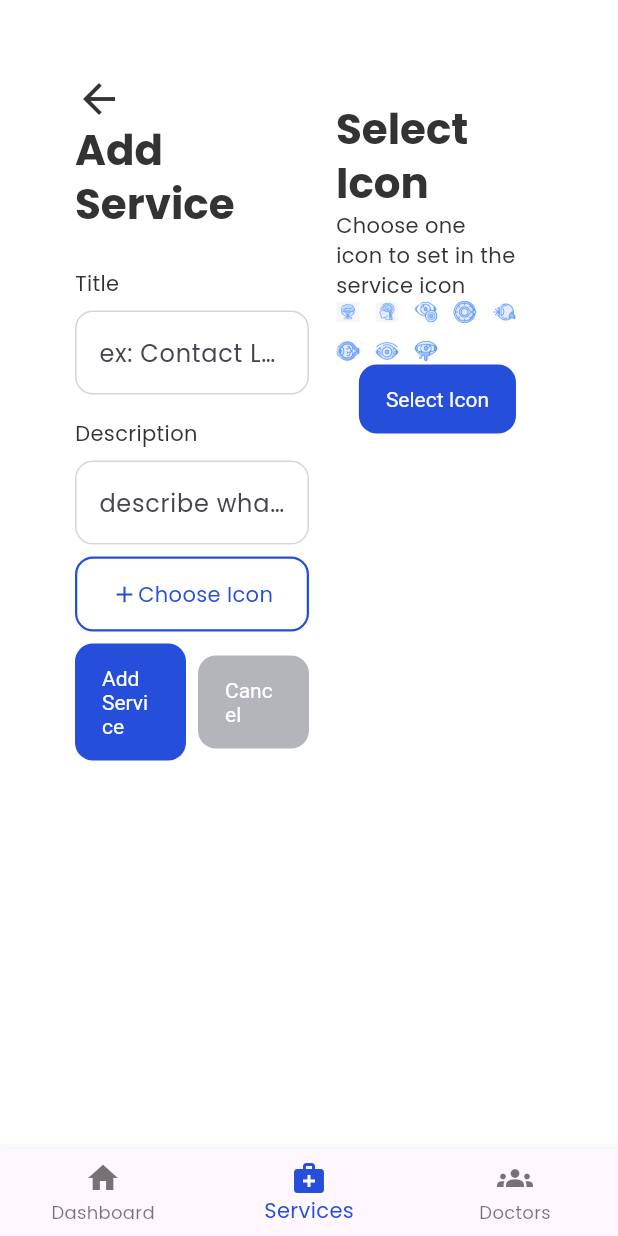
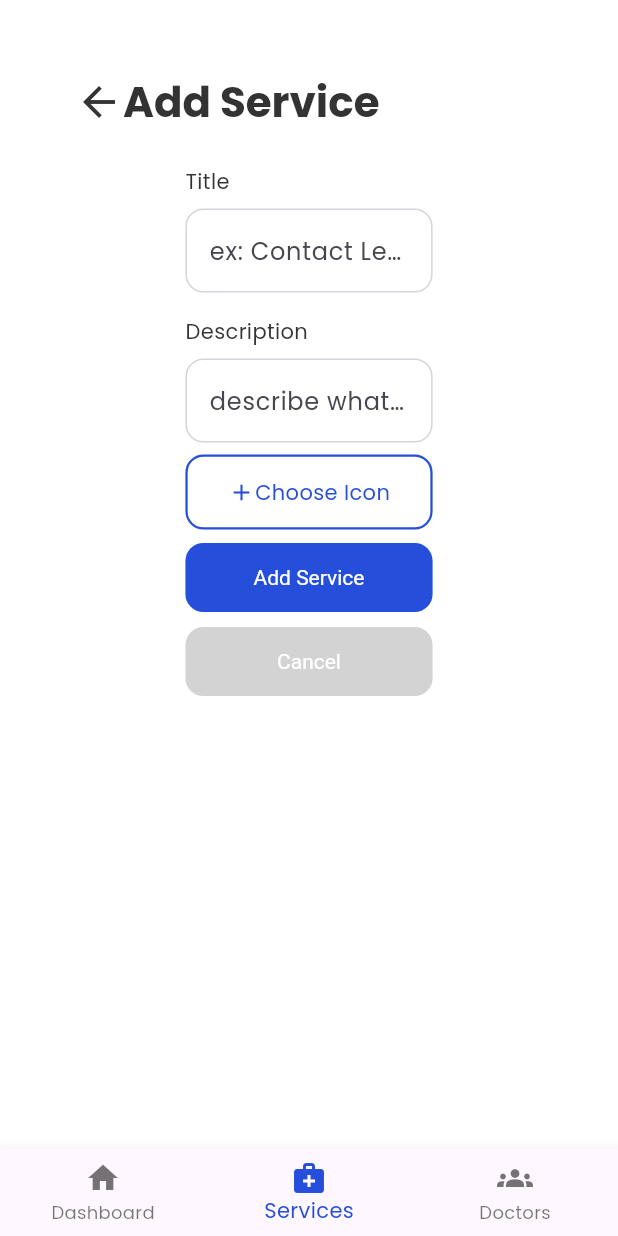
Before and after one commit to Isagani-lapira/Eye-Optical, a Flutter app: the screen it shows after launch, item 2 of the bottom bar chosen, after a tap on "Add Service", on a phone screen of 412 x 824 dp. Run offline on Flutter 3.47's test engine with Material 3 defaults, Android fonts, the phone set to English and light mode, and no system bars; our stand-ins replace cloud_firestore, firebase_auth, firebase_core, fl_chart; accounts and stored records are empty.

Commit message:
Add: Service icon selection and refractor service add content

```diff
--- a/eyeoptic_app/lib/screen/admin/tabs/service content/addservicetab.dart
+++ b/eyeoptic_app/lib/screen/admin/tabs/service content/addservicetab.dart
@@ -1,34 +1,35 @@
 import 'package:eyeoptic_app/provider/servicetabprovider.dart';
 import 'package:eyeoptic_app/theme/colors.dart';
-import 'package:eyeoptic_app/utils/const.dart';
 import 'package:eyeoptic_app/widget/addcancelwidget.dart';
+import 'package:eyeoptic_app/widget/alertdialog.dart';
 import 'package:eyeoptic_app/widget/iconwithtext.dart';
 import 'package:eyeoptic_app/widget/outlinebutton.dart';
 import 'package:eyeoptic_app/widget/textfield.dart';
 import 'package:flutter/material.dart';
 import 'package:provider/provider.dart';
 
-class AddService extends StatelessWidget {
+class AddService extends StatefulWidget {
   const AddService({super.key});
 
   @override
-  Widget build(BuildContext context) {
-    return Row(
-      children: [
-        leftSidePanel(context),
-        iconPanel(context),
-      ],
-    );
+  State<AddService> createState() => _AddServiceState();
 }
 
-  Widget leftSidePanel(context) {
+class _AddServiceState extends State<AddService> {
+  String _serviceName = '';
+  String _description = '';
+  String _iconName = '';
+
+  @override
+  Widget build(BuildContext context) {
     var provider = Provider.of<ServiceTabProvider>(context, listen: false);
-    return Expanded(
-      flex: 1,
+    return SingleChildScrollView(
+      child: Center(
         child: Column(
-        crossAxisAlignment: CrossAxisAlignment.stretch,
           children: [
-          GestureDetector(
+            Align(
+              alignment: Alignment.topLeft,
+              child: GestureDetector(
                 onTap: () => provider.toggleDisplay(),
                 child: const IconText(
                   color: AppColor.textColor,
@@ -37,61 +38,53 @@ class AddService extends StatelessWidget {
                   isHeadlinerText: true,
                 ),
               ),
+            ),
             const SizedBox(height: 25.0),
             CustomField(
               labelTxt: 'Title',
               hint: 'ex: Contact Lens',
-            onChange: () {},
+              onChange: (value) => _serviceName = value,
             ),
             const SizedBox(height: 8.0),
             CustomField(
               labelTxt: 'Description',
               hint: 'describe what this service',
-            onChange: () {},
+              onChange: (value) => _description = value,
             ),
-          OutlinedIconTextButton(onTap: () {}, text: 'Choose Icon'),
+            SizedBox(
+              width: MediaQuery.of(context).size.width * 0.40,
+              child: OutlinedIconTextButton(
+                  onTap: () => _displayIconSelection(
+                      context, (icon) => _iconName = icon),
+                  text: 'Choose Icon'),
+            ),
             const SizedBox(height: 8.0),
-          const AddCancel()
-        ],
-      ),
-    );
-  }
-
-  Widget iconPanel(BuildContext context) {
-    return Expanded(
-      flex: 1,
-      child: Padding(
-        padding: const EdgeInsets.all(18.0),
-        child: Column(
-          crossAxisAlignment: CrossAxisAlignment.start,
-          children: [
-            Text('Select Icon',
-                style: Theme.of(context).textTheme.headlineMedium),
-            const Text('Choose one icon to set in the service icon'),
-            GridView.count(
-              shrinkWrap: true,
-              physics: const NeverScrollableScrollPhysics(),
-              crossAxisCount: 5,
-              mainAxisSpacing: 10.0,
-              crossAxisSpacing: 10.0,
-              children: List.generate(
-                kServiceIcons.length,
-                (index) => Image.asset(
-                  'img/service_default_icons/${kServiceIcons[index]}',
-                  fit: BoxFit.contain,
-                ),
-              ),
-            ),
-            Align(
-              alignment: Alignment.centerRight,
-              child: TextButton(
-                onPressed: () {},
-                child: const Text('Select Icon'),
-              ),
+            AddCancel(
+              onPositiveTap: () {
+                if (_serviceName.isNotEmpty &&
+                    _description.isNotEmpty &&
+                    _iconName.isNotEmpty) {
+                } else
+                  print('incomplete');
+              },
             )
           ],
         ),
       ),
     );
   }
+
+  void _displayIconSelection(
+    BuildContext context,
+    Function(String) selectedIcon,
+  ) {
+    showDialog(
+      context: context,
+      builder: (c) {
+        return IconAlert(
+          onPositiveSelected: (icon) => selectedIcon(icon),
+        );
+      },
+    );
   }
+}
--- a/eyeoptic_app/lib/widget/addcancelwidget.dart
+++ b/eyeoptic_app/lib/widget/addcancelwidget.dart
@@ -1,32 +1,35 @@
-import 'package:eyeoptic_app/theme/colors.dart';
 import 'package:flutter/material.dart';
 
 class AddCancel extends StatelessWidget {
-  const AddCancel({super.key});
+  final Function? onPositiveTap;
+  final Function? onNegativeTap;
+  const AddCancel({
+    super.key,
+    this.onPositiveTap,
+    this.onNegativeTap,
+  });
 
   @override
   Widget build(BuildContext context) {
-    return Row(
-      children: [
-        Expanded(
-          flex: 1,
-          child: TextButton(
-            onPressed: () {},
+    return SizedBox(
+      width: MediaQuery.of(context).size.width * 0.40,
+      child: Column(
+        crossAxisAlignment: CrossAxisAlignment.stretch,
+        children: [
+          TextButton(
+            onPressed: () => onPositiveTap!(),
             child: const Text('Add Service'),
           ),
-        ),
-        const SizedBox(width: 8.0),
-        Expanded(
-          flex: 1,
-          child: TextButton(
+          const SizedBox(height: 8.0),
+          TextButton(
             style: Theme.of(context).textButtonTheme.style!.copyWith(
-                backgroundColor:
-                    const MaterialStatePropertyAll(AppColor.cancelButton)),
-            onPressed: () {},
+                backgroundColor: const MaterialStatePropertyAll(
+                    Color.fromARGB(255, 211, 211, 211))),
+            onPressed: () => onNegativeTap!(),
             child: const Text('Cancel'),
           ),
-        ),
-      ],
+        ],
+      ),
     );
   }
 }
--- a/eyeoptic_app/lib/widget/outlinebutton.dart
+++ b/eyeoptic_app/lib/widget/outlinebutton.dart
@@ -14,7 +14,9 @@ class OutlinedIconTextButton extends StatelessWidget {
   @override
   Widget build(BuildContext context) {
     return TextButton(
-      onPressed: onTap(),
+      onPressed: () {
+        onTap();
+      },
       style: Theme.of(context).textButtonTheme.style!.copyWith(
             backgroundColor: const MaterialStatePropertyAll(Colors.white),
             side: const MaterialStatePropertyAll(
--- a/eyeoptic_app/lib/widget/textfield.dart
+++ b/eyeoptic_app/lib/widget/textfield.dart
@@ -16,7 +16,7 @@ class CustomField extends StatelessWidget {
   @override
   Widget build(BuildContext context) {
     return Column(
-      crossAxisAlignment: CrossAxisAlignment.stretch,
+      crossAxisAlignment: CrossAxisAlignment.start,
       children: [
         Text(
           labelTxt,
```
Also changed, not shown: eyeoptic_app/lib/widget/alertdialog.dart (+92 -0 lines). Lines whose indentation alone changed are shown as unchanged.
